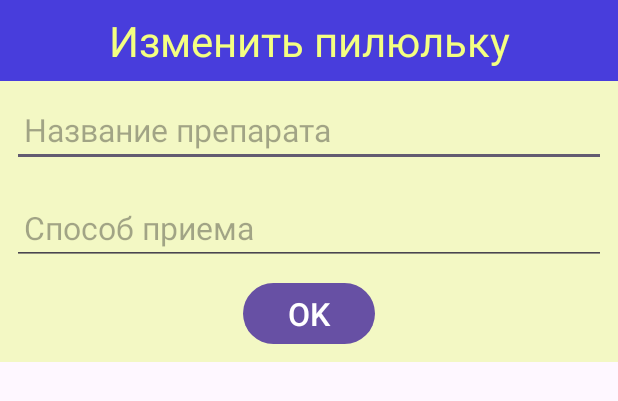
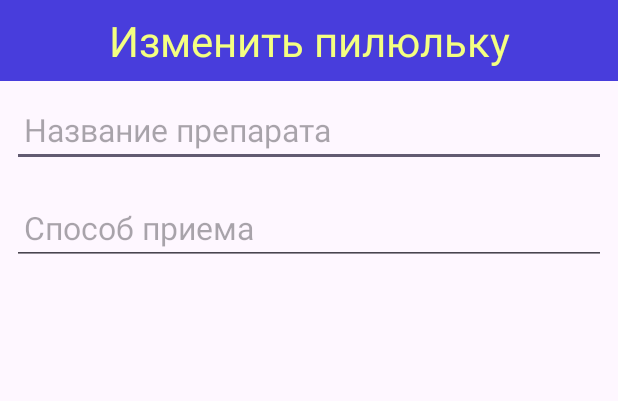
Before and after one commit to KotlyarovSergey/PillsNumberOne, an Android app: the layout dialog_edit.xml on its own in the app's theme, with its tools: preview values and no code run, on a phone screen of 412 x 824 dp. Shown: the top 401 px of the screen. Run offline under Robolectric (Android 15) with nearby library versions, the phone set to English and light mode, and no system bars.

Commit message:
fix EditDialog

```diff
--- a/app/src/main/java/com/ksv/pillsnumberone/presentation/MedicineCardAdapter.kt
+++ b/app/src/main/java/com/ksv/pillsnumberone/presentation/MedicineCardAdapter.kt
@@ -60,7 +60,8 @@ class MedicineCardAdapter(
         }
 
         holder.binding.cardLayout.setOnClickListener {
-            onItemClick(holder.adapterPosition)
+            if(holder.adapterPosition == editableItemPosition)
+                onItemClick(holder.adapterPosition)
         }
 
         return holder
--- a/app/src/main/res/layout/dialog_edit.xml
+++ b/app/src/main/res/layout/dialog_edit.xml
@@ -2,7 +2,7 @@
 <LinearLayout xmlns:android="http://schemas.android.com/apk/res/android"
     android:layout_width="match_parent"
     android:layout_height="wrap_content"
-    android:background="#F3F8C4"
+
     android:orientation="vertical">
 
     <TextView
@@ -36,13 +36,13 @@
         android:paddingHorizontal="8dp"
         android:textSize="21sp" />
 
-    <Button
-        android:id="@+id/ed_button_ok"
-        android:layout_width="wrap_content"
-        android:layout_height="wrap_content"
-        android:layout_gravity="center"
-        android:layout_marginBottom="8dp"
-        android:text="@string/button_ok"
-        android:textSize="21sp" />
+<!--    <Button-->
+<!--        android:id="@+id/ed_button_ok"-->
+<!--        android:layout_width="wrap_content"-->
+<!--        android:layout_height="wrap_content"-->
+<!--        android:layout_gravity="center"-->
+<!--        android:layout_marginBottom="8dp"-->
+<!--        android:text="@string/button_ok"-->
+<!--        android:textSize="21sp" />-->
 
 </LinearLayout>
```
Also changed, not shown: app/src/main/java/com/ksv/pillsnumberone/presentation/EditDialog.kt (deleted, +0 -43 lines), app/src/main/java/com/ksv/pillsnumberone/presentation/MainFragment.kt (+14 -4 lines).
